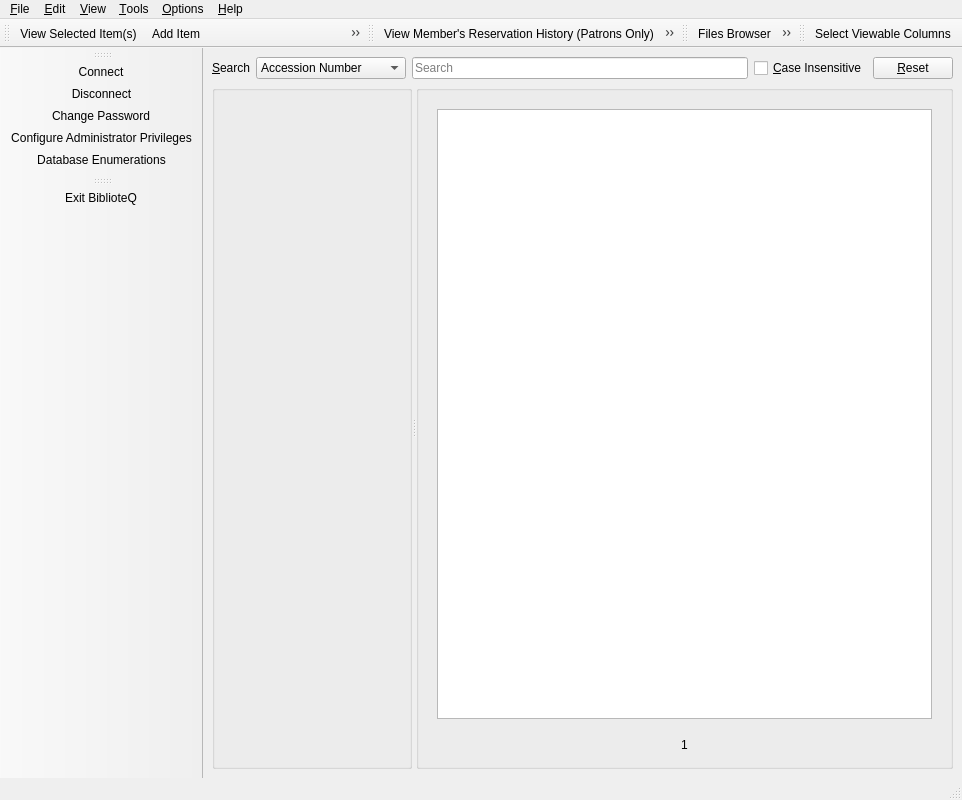
Before: the Qt Designer form UI/biblioteq_mainwindow.ui in textbrowser/biblioteq, drawn with Qt 5.
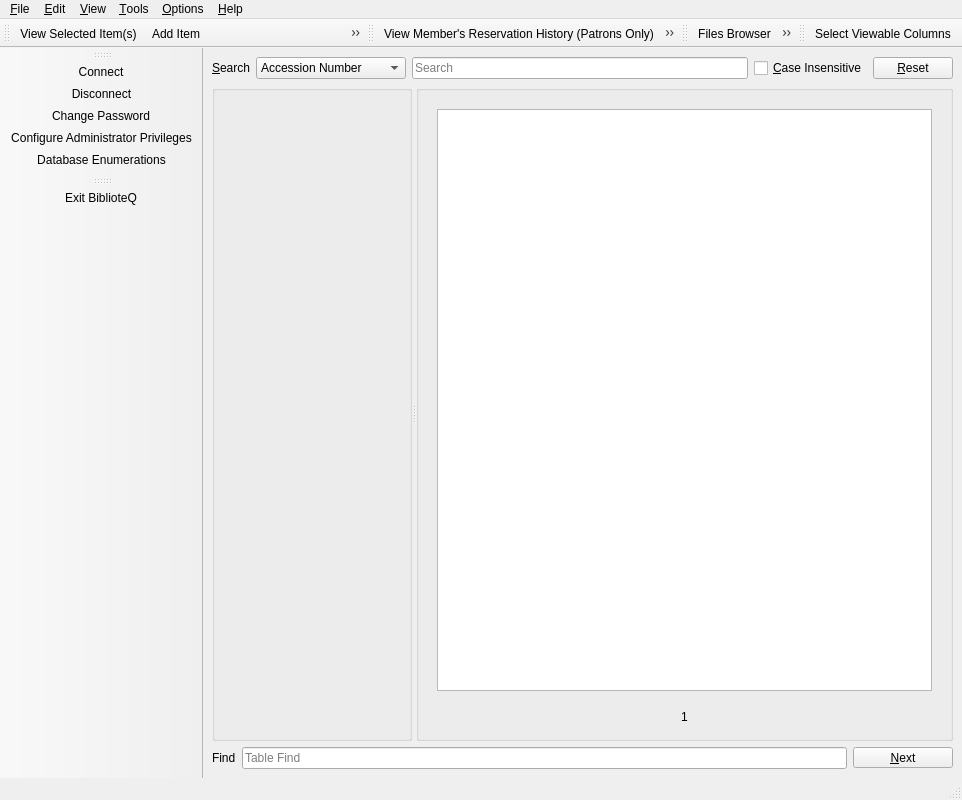
After: the same form once the commit is applied. Icons and pictures are not drawn. Custom widgets are drawn as their Qt base class.

Commit message: Find in main table.

The edit to the form file:
```diff
--- a/UI/biblioteq_mainwindow.ui
+++ b/UI/biblioteq_mainwindow.ui
@@ -125,7 +125,7 @@
           <x>0</x>
           <y>0</y>
           <width>200</width>
-          <height>336</height>
+          <height>256</height>
          </rect>
         </property>
         <layout class="QVBoxLayout" name="verticalLayout_7">
@@ -387,6 +387,37 @@
       </widget>
      </widget>
     </item>
+    <item>
+     <layout class="QHBoxLayout" name="horizontalLayout_3">
+      <item>
+       <widget class="QLabel" name="label_2">
+        <property name="text">
+         <string>Find</string>
+        </property>
+       </widget>
+      </item>
+      <item>
+       <widget class="QLineEdit" name="find">
+        <property name="placeholderText">
+         <string>Table Find</string>
+        </property>
+       </widget>
+      </item>
+      <item>
+       <widget class="QToolButton" name="next">
+        <property name="minimumSize">
+         <size>
+          <width>100</width>
+          <height>0</height>
+         </size>
+        </property>
+        <property name="text">
+         <string>&amp;Next</string>
+        </property>
+       </widget>
+      </item>
+     </layout>
+    </item>
    </layout>
   </widget>
   <widget class="QMenuBar" name="menubar">
```
Left out of the diff: 6 changed lines with no effect on the pictures. The commit also changes 5 other files.
